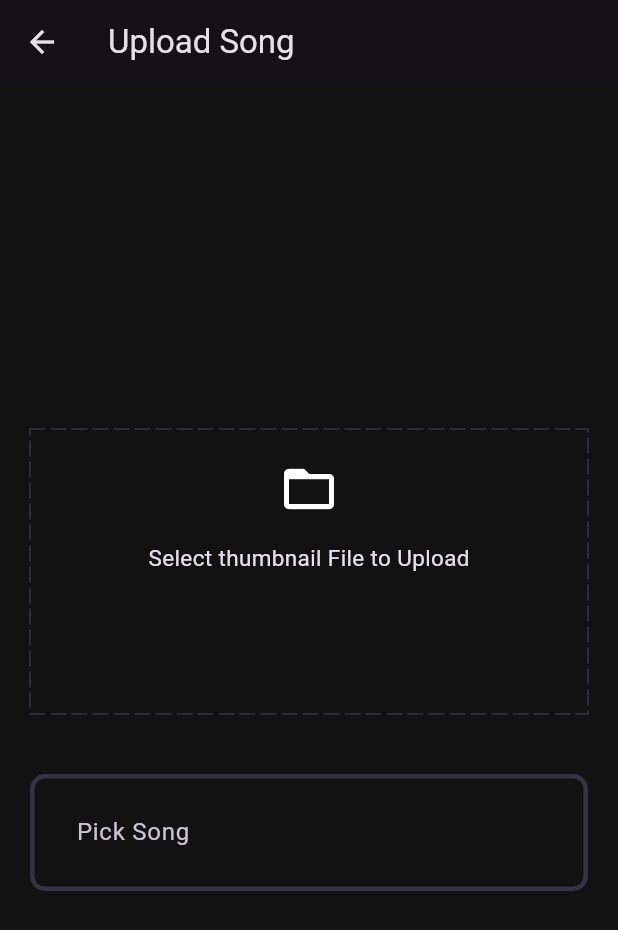
After one commit to dhawalmahajan/flutter-music-app, a Flutter app: the UploadSongPage screen opened directly, on a phone screen of 412 x 824 dp. The commit adds this screen. Shown: the top 930 px of the screen. Run offline on Flutter 3.47's test engine with Material 3 defaults, Android fonts, the phone set to English and light mode, and no system bars; drawn by our look-alikes of dotted_border; our stand-ins replace flutter_riverpod, fpdart, riverpod_annotation, shared_preferences; accounts and stored records are empty; generated files the repository leaves out were written again.

Commit message:
add upload song page
add upload song page, update custom field, add dotted border lib to project

```diff
--- /dev/null
+++ b/client/devtools_options.yaml
@@ -0,0 +1,3 @@
+description: This file stores settings for Dart & Flutter DevTools.
+documentation: https://docs.flutter.dev/tools/devtools/extensions#configure-extension-enablement-states
+extensions:
--- a/client/lib/core/widgets/custom_field.dart
+++ b/client/lib/core/widgets/custom_field.dart
@@ -1,12 +1,19 @@
 import 'package:flutter/material.dart';
 
 class CustomField extends StatelessWidget {
-    final String hintText;
+  final String hintText;
   final TextEditingController? controller;
   final bool isObscureText;
   final bool readOnly;
   final VoidCallback? onTap;
-  const CustomField({super.key, required this.hintText, this.controller, this.isObscureText = false, this.readOnly = false, this.onTap});
+  const CustomField({
+    super.key,
+    required this.hintText,
+    this.controller,
+    this.isObscureText = false,
+    this.readOnly = false,
+    this.onTap,
+  });
 
   @override
   Widget build(BuildContext context) {
--- /dev/null
+++ b/client/lib/features/home/view/pages/home_page.dart
@@ -0,0 +1,14 @@
+import 'package:client/core/providers/current_user_notifier.dart';
+import 'package:flutter/material.dart';
+import 'package:flutter_riverpod/flutter_riverpod.dart';
+
+class HomePage extends ConsumerWidget {
+  const HomePage({super.key});
+
+  @override
+  Widget build(BuildContext context, WidgetRef ref) {
+    final currentUser = ref.watch(currentUserProvider);
+    print(currentUser);
+    return Scaffold();
+  }
+}
--- /dev/null
+++ b/client/lib/features/home/view/pages/upload_song_page.dart
@@ -0,0 +1,63 @@
+import 'package:client/core/theme/app_pallete.dart';
+import 'package:client/core/widgets/custom_field.dart';
+import 'package:dotted_border/dotted_border.dart';
+import 'package:flutter/material.dart';
+import 'package:flutter_riverpod/flutter_riverpod.dart';
+
+class UploadSongPage extends ConsumerStatefulWidget {
+  const UploadSongPage({super.key});
+
+  @override
+  ConsumerState<ConsumerStatefulWidget> createState() => _UploadSongPageState();
+}
+
+class _UploadSongPageState extends ConsumerState<UploadSongPage> {
+  @override
+  Widget build(BuildContext context) {
+    return Scaffold(
+      appBar: AppBar(
+        title: const Text('Upload Song'),
+      ),
+      body: Padding(
+        padding: const EdgeInsets.all(20.0),
+        child: Column(
+          mainAxisAlignment: MainAxisAlignment.center,
+          children: [
+            DottedBorder(
+              options: RectDottedBorderOptions(
+                color: Pallete.borderColor,
+                dashPattern: const [10, 4],
+                padding: const EdgeInsets.all(20),
+                strokeCap: StrokeCap.round,
+              ),
+              child: SizedBox(
+                height: 150,
+                width: double.infinity,
+                child: Column(
+                  children: [
+                    Icon(
+                      Icons.folder_open,
+                      size: 40,
+                    ),
+                    SizedBox(height: 15),
+                    Text(
+                      'Select thumbnail File to Upload',
+                      style: TextStyle(fontSize: 15),
+                    ),
+                  ],
+                ),
+              ),
+            ),
+            const SizedBox(height: 40),
+            CustomField(
+              hintText: 'Pick Song',
+              controller: null,
+              readOnly: true,
+              onTap: () {},
+            ),
+          ],
+        ),
+      ),
+    );
+  }
+}
--- a/client/lib/main.dart
+++ b/client/lib/main.dart
@@ -1,6 +1,8 @@
+import 'package:client/core/providers/current_user_notifier.dart';
 import 'package:client/core/theme/theme.dart';
 import 'package:client/features/auth/view/pages/signup_page.dart';
 import 'package:client/features/auth/viewmodel/auth_viewmodel.dart';
+import 'package:client/features/home/view/pages/home_page.dart';
 import 'package:flutter/material.dart';
 import 'package:flutter_riverpod/flutter_riverpod.dart';
 
@@ -18,16 +20,18 @@ void main() async {
   );
 }
 
-class MyApp extends StatelessWidget {
+class MyApp extends ConsumerWidget {
   const MyApp({super.key});
 
   // This widget is the root of your application.
   @override
-  Widget build(BuildContext context) {
+  Widget build(BuildContext context, WidgetRef ref) {
+    final currentUser = ref.watch(currentUserProvider);
+
     return MaterialApp(
       title: 'Music App',
       theme: AppTheme.darkThemeMode,
-      home: const SignUpPage(),
+      home: currentUser == null ? const SignUpPage() : const HomePage(),
     );
   }
 }
--- a/client/pubspec.yaml
+++ b/client/pubspec.yaml
@@ -39,6 +39,7 @@ dependencies:
   flutter_riverpod: ^3.0.3
   riverpod_annotation: ^3.0.3
   shared_preferences: ^2.5.3
+  dotted_border: ^3.1.0
 
 dev_dependencies:
   flutter_test:
```
Also changed, not shown: client/pubspec.lock.
